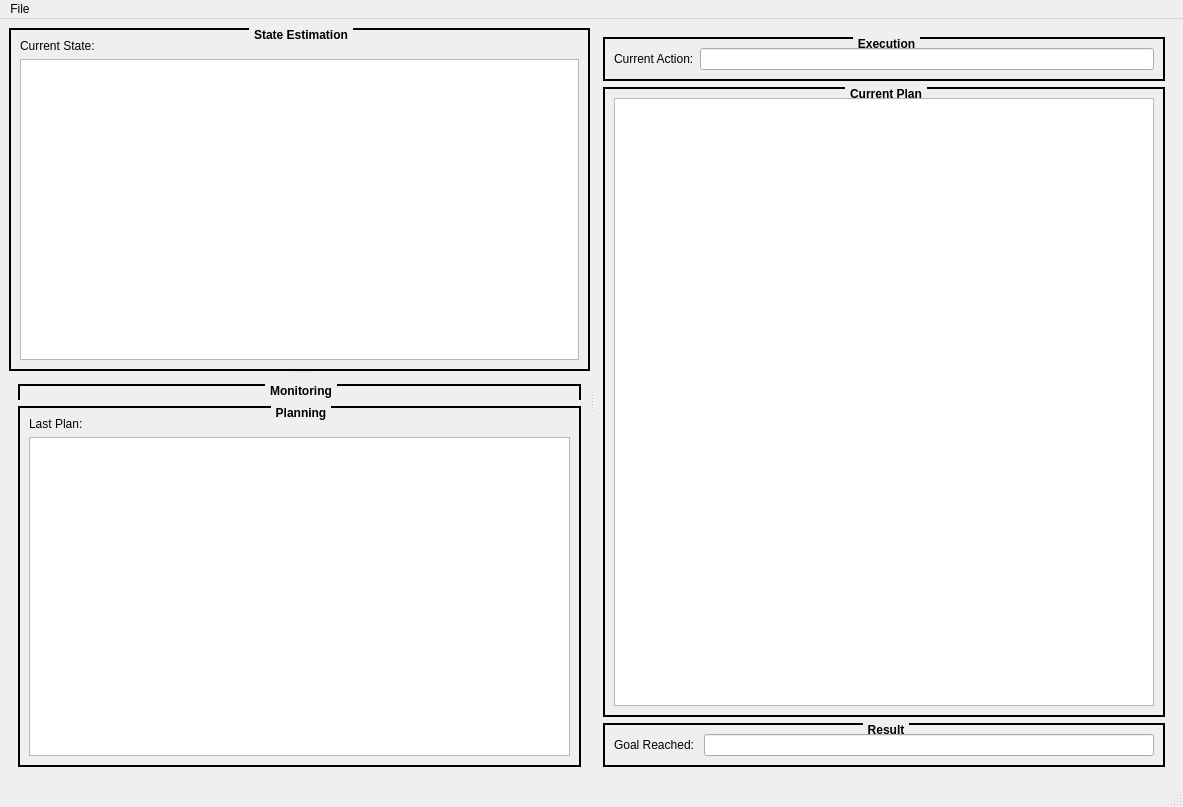
Before: the Qt Designer form continual_planning_monitor/src/ContinualPlanningMonitorWindow.ui in dornhege/tfd_modules, drawn with Qt 5.
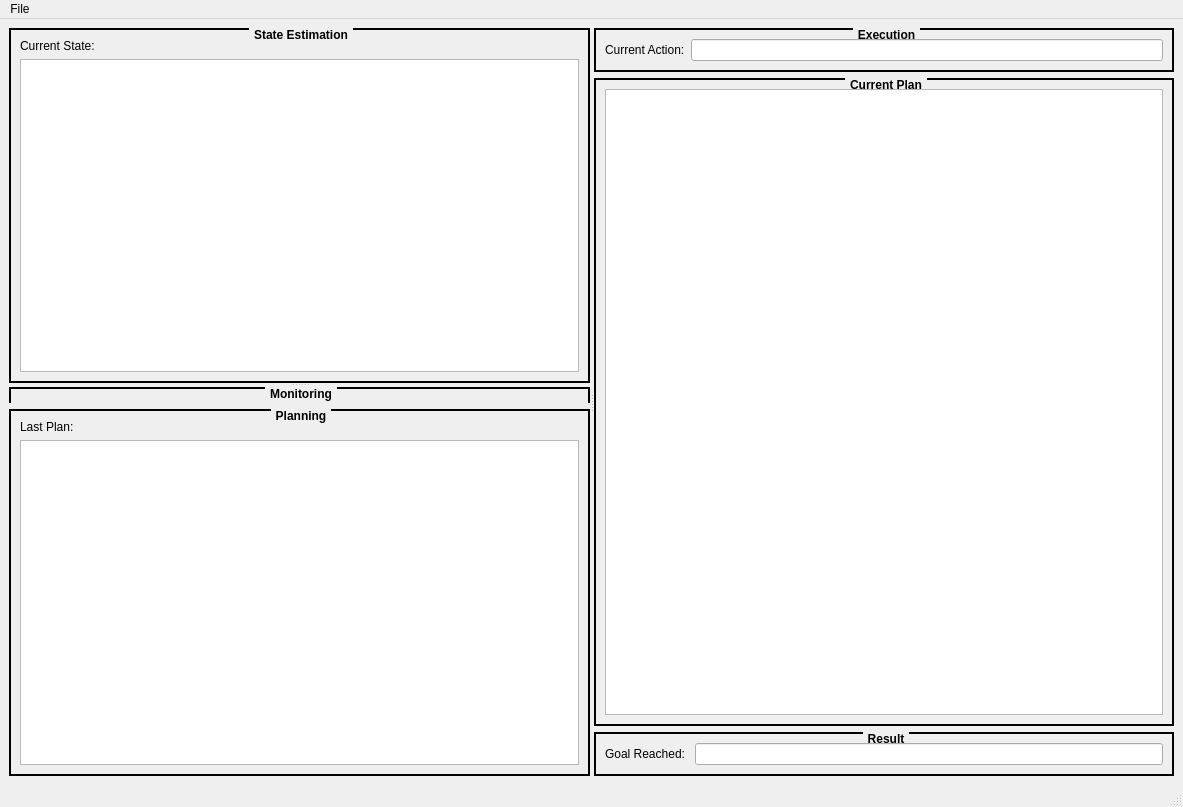
After: the same form once the commit is applied.

Commit message: continual_planning_monitor removed margins

What changed in the file:
```diff
--- a/continual_planning_monitor/src/ContinualPlanningMonitorWindow.ui
+++ b/continual_planning_monitor/src/ContinualPlanningMonitorWindow.ui
@@ -107,7 +107,13 @@
         <property name="frameShadow">
          <enum>QFrame::Raised</enum>
         </property>
+        <property name="lineWidth">
+         <number>0</number>
+        </property>
         <layout class="QVBoxLayout" name="verticalLayout_4">
+         <property name="margin">
+          <number>0</number>
+         </property>
          <item>
           <widget class="QGroupBox" name="monitoringGrp">
            <property name="styleSheet">
@@ -158,6 +164,9 @@
         <enum>QFrame::Raised</enum>
        </property>
        <layout class="QVBoxLayout" name="verticalLayout_6">
+        <property name="margin">
+         <number>0</number>
+        </property>
         <item>
          <widget class="QGroupBox" name="executionGrp">
           <property name="title">
```
